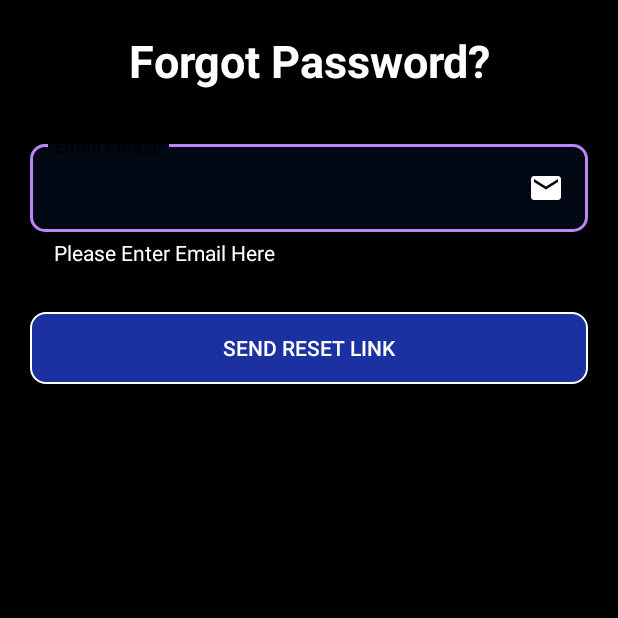
After one commit to danu20002/JobbyBoy, an Android app: the Forgot_password screen opened directly, with no data from a screen before it, on a phone screen of 412 x 824 dp, the top half of it. The commit adds this screen. Run offline under Robolectric (Android 15) with nearby library versions, the phone set to English and light mode, and no system bars.

Commit message:
Updated now

```diff
--- a/app/src/main/AndroidManifest.xml
+++ b/app/src/main/AndroidManifest.xml
@@ -14,6 +14,9 @@
         android:supportsRtl="true"
         android:theme="@style/Theme.JobbyBoy"
         tools:targetApi="31">
+        <activity
+            android:name=".activities.Forgot_password"
+            android:exported="false" />
         <activity
             android:name=".activities.portal_link_opner"
             android:exported="false" />
--- /dev/null
+++ b/app/src/main/java/com/daneshnaik/jobbyboy/activities/Forgot_password.java
@@ -0,0 +1,16 @@
+package com.daneshnaik.jobbyboy.activities;
+
+import androidx.appcompat.app.AppCompatActivity;
+
+import android.os.Bundle;
+
+import com.daneshnaik.jobbyboy.R;
+
+public class Forgot_password extends AppCompatActivity {
+
+    @Override
+    protected void onCreate(Bundle savedInstanceState) {
+        super.onCreate(savedInstanceState);
+        setContentView(R.layout.activity_forgot_password);
+    }
+}
--- a/app/src/main/java/com/daneshnaik/jobbyboy/activities/MainActivity.java
+++ b/app/src/main/java/com/daneshnaik/jobbyboy/activities/MainActivity.java
@@ -46,10 +46,10 @@ LottieAnimationView loading_signIn;
          forgot_text=findViewById(R.id.forgot_text_signin);
          loading_signIn=findViewById(R.id.loading_signin);
          auth=FirebaseAuth.getInstance();
-        if (auth.getCurrentUser()!=null && auth.getCurrentUser().isEmailVerified()){
-            startActivity(new Intent(getApplicationContext(),mainscreen.class));
-            finish();
-        }
+//        if (auth.getCurrentUser()!=null && auth.getCurrentUser().isEmailVerified()){
+//            startActivity(new Intent(getApplicationContext(),mainscreen.class));
+//            finish();
+//        }
          signin_btn_signin.setOnClickListener(new View.OnClickListener() {
              @Override
              public void onClick(View v) {
@@ -89,6 +89,12 @@ LottieAnimationView loading_signIn;
                  }
              }
          });
+        forgot_text.setOnClickListener(new View.OnClickListener() {
+            @Override
+            public void onClick(View v) {
+                startActivity(new Intent(getApplicationContext(), Forgot_password.class));
+            }
+        });
 
 
     }
--- /dev/null
+++ b/app/src/main/res/layout/activity_forgot_password.xml
@@ -0,0 +1,73 @@
+<?xml version="1.0" encoding="utf-8"?>
+<RelativeLayout xmlns:android="http://schemas.android.com/apk/res/android"
+    xmlns:app="http://schemas.android.com/apk/res-auto"
+    xmlns:tools="http://schemas.android.com/tools"
+    android:layout_width="match_parent"
+    android:layout_height="match_parent"
+    android:background="@color/black"
+    tools:context=".activities.Forgot_password">
+    <androidx.appcompat.widget.LinearLayoutCompat
+        android:layout_width="match_parent"
+        android:layout_height="wrap_content"
+        android:orientation="vertical">
+
+
+
+    <TextView
+        android:layout_width="match_parent"
+        android:layout_height="wrap_content"
+        android:textColor="@color/white"
+        android:textStyle="bold"
+        android:text="Forgot Password?"
+        android:textSize="30sp"
+        android:textAlignment="center"
+        android:layout_margin="20dp"
+        />
+    <com.google.android.material.textfield.TextInputLayout
+        android:layout_width="match_parent"
+        android:layout_height="wrap_content"
+        android:layout_marginTop="10dp"
+        android:layout_marginBottom="10dp"
+        android:layout_marginRight="20dp"
+        app:boxStrokeColor="@color/purple_200"
+        app:boxStrokeWidthFocused="@dimen/cardview_default_radius"
+        app:boxCornerRadiusBottomStart="10dp"
+        app:boxCornerRadiusTopStart="10dp"
+        app:boxCornerRadiusBottomEnd="10dp"
+        app:boxCornerRadiusTopEnd="10dp"
+        app:boxBackgroundColor="@color/backgroundsetter"
+        app:boxStrokeWidth="2dp"
+        android:layout_marginLeft="20dp"
+        app:helperTextEnabled="true"
+        android:textColorHint="@color/white"
+        app:helperText="Please Enter Email Here"
+        app:helperTextTextColor="@color/white"
+        app:helperTextTextAppearance="@color/backgroundsetter"
+        style="@style/Widget.MaterialComponents.TextInputLayout.OutlinedBox"
+        android:theme="@style/EditTextThemeOverlay">
+        <com.google.android.material.textfield.TextInputEditText
+            android:layout_width="match_parent"
+            android:layout_height="wrap_content"
+            android:hint="Email Please"
+            android:inputType="textEmailAddress"
+            android:singleLine="true"
+            android:id="@+id/name_signup"
+            android:drawableEnd="@drawable/baseline_email_24"
+            android:autofillHints="emailAddress"
+            android:textEditPasteWindowLayout="@style/Widget.Material3.TextInputEditText.FilledBox"
+            android:textColorHint="@color/white"
+            android:textColor="@color/white"/>
+
+
+    </com.google.android.material.textfield.TextInputLayout>
+        <androidx.appcompat.widget.AppCompatButton
+            android:layout_width="match_parent"
+            android:layout_height="wrap_content"
+            android:layout_margin="20dp"
+            android:background="@drawable/btn_background"
+            android:textAlignment="center"
+            android:text="Send Reset Link"
+            android:textColor="@color/white"
+            />
+    </androidx.appcompat.widget.LinearLayoutCompat>
+</RelativeLayout>
```
